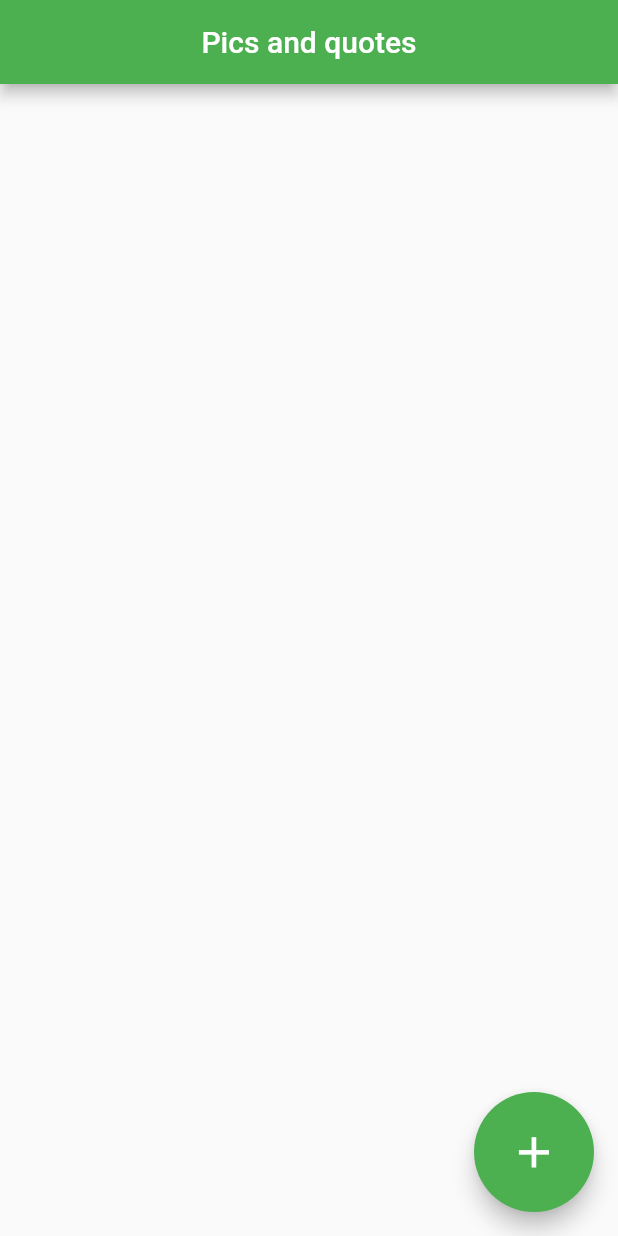
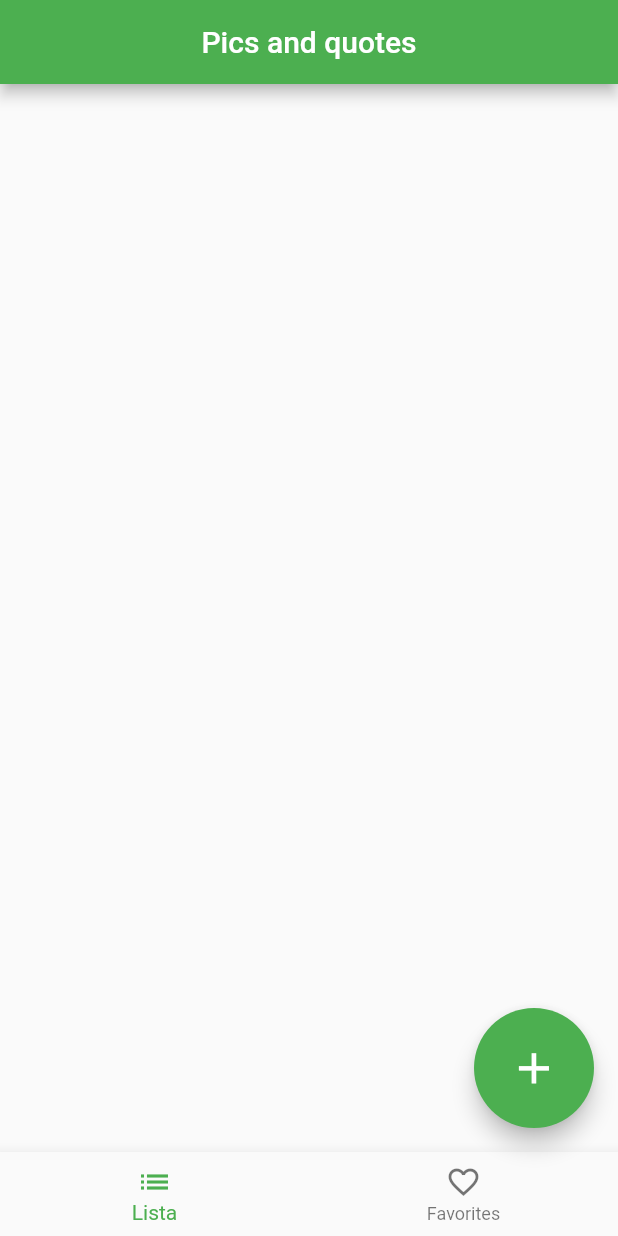
Before and after one commit to SebastianGaud/pics_quotes, a Flutter app: the screen it shows after launch, on a phone screen of 412 x 824 dp. Run offline on Flutter 3.47's test engine with Material 2 defaults, Android fonts, the phone set to English and light mode, and no system bars.

Commit message:
is favorite

```diff
--- a/lib/widgets/home.dart
+++ b/lib/widgets/home.dart
@@ -26,15 +26,31 @@ class _HomeState extends State<Home> {
   }
 
   final List<PicQuote> _list = [];
+  int _currentIndex = 0;
 
   @override
   Widget build(BuildContext context) {
+    var favList = _list.where((x) => x.isFavorite!).toList();
     return Scaffold(
+        bottomNavigationBar: BottomNavigationBar(
+            items: const [
+              BottomNavigationBarItem(icon: Icon(Icons.list), label: 'Lista'),
+              BottomNavigationBarItem(
+                  icon: Icon(Icons.favorite_border_outlined),
+                  label: 'Favorites')
+            ],
+            currentIndex: _currentIndex,
+            onTap: (index) {
+              setState(() {
+                _currentIndex = index;
+              });
+            }),
         appBar: AppBar(
           title: Text('Pics and quotes'),
           centerTitle: true,
         ),
-        floatingActionButton: SizedBox(
+        floatingActionButton: _currentIndex == 0
+            ? SizedBox(
                 child: FittedBox(
                   child: FloatingActionButton(
                       onPressed: () async {
@@ -49,16 +65,23 @@ class _HomeState extends State<Home> {
                 ),
                 height: 80,
                 width: 80,
-        ),
-        body: PicList(
+              )
+            : Container(),
+        body: _currentIndex == 0
+            ? PicList(
                 clickFavorite: ((picQuoteGuid) {
+                  setState(() {
                     for (var item in _list) {
                       if (item.id == picQuoteGuid) {
                         item.isFavorite = true;
                       }
                     }
+                  });
                 }),
                 elements: _list,
-        ));
+              )
+            : PicList(
+                elements: favList,
+                clickFavorite: (_) {}));
   }
 }
--- a/lib/widgets/pic_list.dart
+++ b/lib/widgets/pic_list.dart
@@ -18,6 +18,7 @@ class PicList extends StatelessWidget {
       widgets.add(PicListElement(
         imgUrl: e.imageUrl,
         captionText: e.quote,
+        isFavorite: e.isFavorite ?? false,
         clickFavorite: (){
           this.clickFavorite(e.id!);
         },
--- a/lib/widgets/pic_list_element.dart
+++ b/lib/widgets/pic_list_element.dart
@@ -4,12 +4,14 @@ import 'package:pics_quotes/widgets/favorite.dart';
 class PicListElement extends StatelessWidget {
   final String imgUrl;
   final String captionText;
+  final bool isFavorite;
   final Function clickFavorite;
 
   const PicListElement(
       {Key? key,
       required this.imgUrl,
       required this.captionText,
+      required this.isFavorite,
       required this.clickFavorite})
       : super(key: key);
 
@@ -41,7 +43,7 @@ class PicListElement extends StatelessWidget {
               left: 10,
             ),
             Positioned(
-              child: Favorite(click: this.clickFavorite),
+              child: Favorite(click: this.clickFavorite, isFavorite: this.isFavorite,),
               top: 10,
               right: 10,
             )
```
Also changed, not shown: lib/widgets/favorite.dart (+11 -3 lines). Lines whose indentation alone changed are shown as unchanged.
